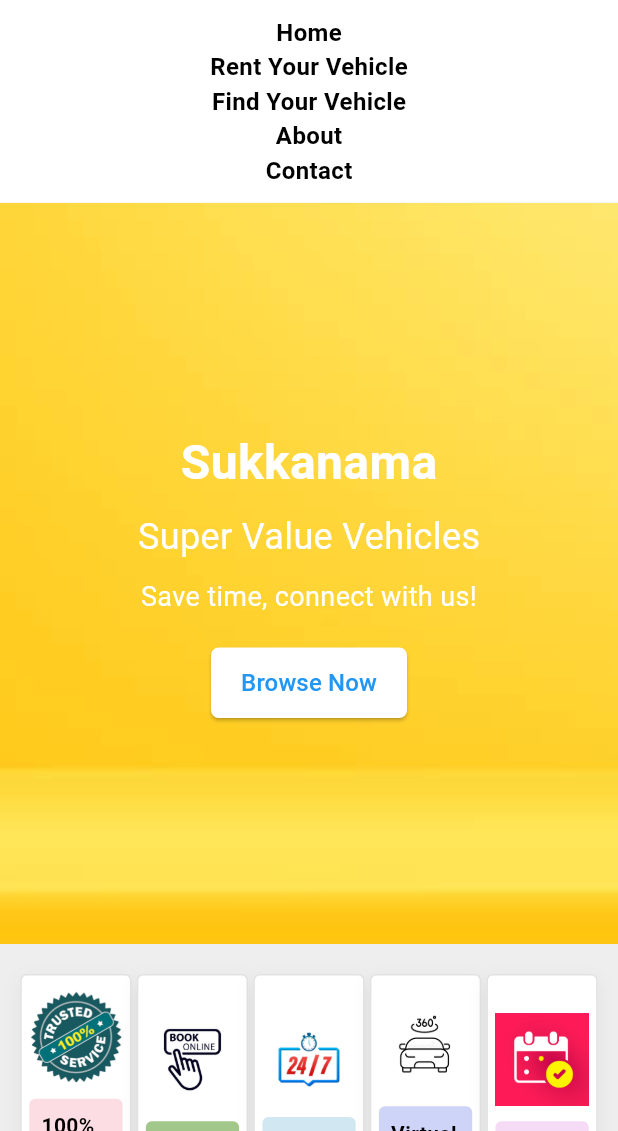
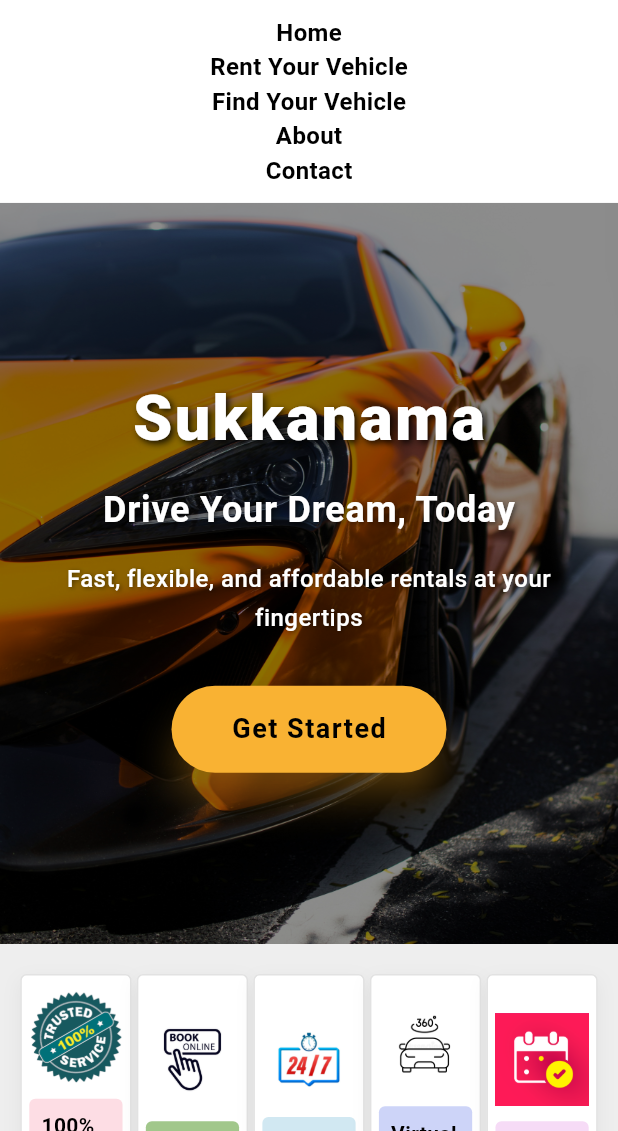
Before and after one commit to DulajAR/GAHDSE24.1F-sukkanama-vehicle-rental, a Flutter app: the screen it shows after launch, after a tap on the "menu" icon, on a phone screen of 412 x 824 dp, the part 105-1236 px from its top. Run offline on Flutter 3.47's test engine with Material 3 defaults, Android fonts, the light colour scheme and no system bars; our stand-ins replace cloud_firestore, firebase_auth, firebase_core, font_awesome_flutter; accounts and stored records are empty; network calls fail.

Commit message:
chaing the android app hero section image
chainge the android app hero section image and add that to modern styling and animations

```diff
--- a/mobile_app/lib/widgets/hero.dart
+++ b/mobile_app/lib/widgets/hero.dart
@@ -1,37 +1,179 @@
 import 'package:flutter/material.dart';
-import 'package:get/get.dart';
-import '../styles.dart'; // Import global styles
 
-class HeroSection extends StatelessWidget {
+class HeroSection extends StatefulWidget {
   const HeroSection({super.key});
 
-  void browseVehicles() {
-    Get.toNamed('/loginCustomer');
+  @override
+  State<HeroSection> createState() => _HeroSectionState();
+}
+
+class _HeroSectionState extends State<HeroSection> with TickerProviderStateMixin {
+  late AnimationController _controller;
+
+  // Control staggered visibility for animations:
+  bool _visible1 = false;
+  bool _visible2 = false;
+  bool _visible3 = false;
+  bool _visibleButton = false;
+
+  @override
+  void initState() {
+    super.initState();
+
+    _controller = AnimationController(
+      duration: const Duration(milliseconds: 1800),
+      vsync: this,
+    );
+
+    // Run staggered animation sequence on init
+    _runAnimationSequence();
+  }
+
+  Future<void> _runAnimationSequence() async {
+    await Future.delayed(const Duration(milliseconds: 300));
+    setState(() => _visible1 = true);
+    await Future.delayed(const Duration(milliseconds: 300));
+    setState(() => _visible2 = true);
+    await Future.delayed(const Duration(milliseconds: 300));
+    setState(() => _visible3 = true);
+    await Future.delayed(const Duration(milliseconds: 300));
+    setState(() => _visibleButton = true);
+
+    _controller.forward();
+  }
+
+  void browseVehicles(BuildContext context) {
+    Navigator.pushNamed(context, '/loginCustomer');
+  }
+
+  @override
+  void dispose() {
+    _controller.dispose();
+    super.dispose();
+  }
+
+  // Helper method to animate text fading & sliding in
+  Widget animatedText(String text, TextStyle style, bool visible, {TextAlign? textAlign, int? maxLines}) {
+    return AnimatedOpacity(
+      opacity: visible ? 1 : 0,
+      duration: const Duration(milliseconds: 700),
+      child: AnimatedSlide(
+        offset: visible ? Offset.zero : const Offset(0, 0.3),
+        duration: const Duration(milliseconds: 700),
+        child: Text(
+          text,
+          style: style,
+          textAlign: textAlign,
+          maxLines: maxLines,
+          overflow: TextOverflow.visible,
+        ),
+      ),
+    );
   }
 
   @override
   Widget build(BuildContext context) {
     return Container(
       width: double.infinity,
-      height: MediaQuery.of(context).size.height * AppStyles.heroHeightFactor,
-      decoration: AppStyles.heroBackground,
+      height: MediaQuery.of(context).size.height * 0.6,
+      decoration: const BoxDecoration(
+        image: DecorationImage(
+          image: AssetImage('assets/hero4.png'),
+          fit: BoxFit.cover,
+          colorFilter: ColorFilter.mode(Colors.black45, BlendMode.darken),
+        ),
+      ),
       child: Column(
         mainAxisAlignment: MainAxisAlignment.center,
         children: [
-          const Text('Sukkanama', style: AppStyles.heroTitle),
-          const SizedBox(height: 10),
-          const Text('Super Value Vehicles', style: AppStyles.heroSubtitle),
-          const SizedBox(height: 10),
-          const Text(
-            'Save time, connect with us!',
-            style: AppStyles.heroDescription,
-            textAlign: TextAlign.center,
+          animatedText(
+            'Sukkanama',
+            const TextStyle(
+              fontSize: 42,
+              fontWeight: FontWeight.w900,
+              color: Colors.white,
+              letterSpacing: 1.5,
+              shadows: [
+                Shadow(
+                  color: Colors.black87,
+                  offset: Offset(2, 2),
+                  blurRadius: 6,
+                ),
+              ],
+            ),
+            _visible1,
           ),
-          const SizedBox(height: 20),
-          ElevatedButton(
-            onPressed: browseVehicles,
-            style: AppStyles.heroButton,
-            child: const Text('Browse Now', style: TextStyle(fontSize: 16)),
+          const SizedBox(height: 14),
+          animatedText(
+            'Drive Your Dream, Today',
+            const TextStyle(
+              fontSize: 24,
+              fontWeight: FontWeight.w600,
+              color: Colors.white,
+              letterSpacing: 0.5,
+              shadows: [
+                Shadow(
+                  color: Colors.black54,
+                  offset: Offset(1, 1),
+                  blurRadius: 4,
+                ),
+              ],
+            ),
+            _visible2,
+          ),
+          const SizedBox(height: 16),
+          Padding(
+            padding: const EdgeInsets.symmetric(horizontal: 40.0),
+            child: animatedText(
+              'Fast, flexible, and affordable rentals at your fingertips',
+              const TextStyle(
+                fontSize: 16,
+                fontWeight: FontWeight.w500,
+                color: Colors.white,
+                height: 1.6,
+                letterSpacing: 0.3,
+                shadows: [
+                  Shadow(
+                    color: Colors.black45,
+                    offset: Offset(1, 1),
+                    blurRadius: 3,
+                  ),
+                ],
+              ),
+              _visible3,
+              textAlign: TextAlign.center,
+              maxLines: 3,
+            ),
+          ),
+          const SizedBox(height: 32),
+          AnimatedOpacity(
+            opacity: _visibleButton ? 1 : 0,
+            duration: const Duration(milliseconds: 700),
+            child: AnimatedSlide(
+              offset: _visibleButton ? Offset.zero : const Offset(0, 0.3),
+              duration: const Duration(milliseconds: 700),
+              child: ElevatedButton(
+                onPressed: () => browseVehicles(context),
+                style: ElevatedButton.styleFrom(
+                  backgroundColor: const Color(0xFFf9b233),
+                  padding: const EdgeInsets.symmetric(horizontal: 40, vertical: 16),
+                  shape: RoundedRectangleBorder(
+                    borderRadius: BorderRadius.circular(32),
+                  ),
+                  elevation: 10,
+                  shadowColor: const Color(0xFFe89c1b),
+                ),
+                child: const Text(
+                  'Get Started',
+                  style: TextStyle(
+                    fontSize: 18,
+                    fontWeight: FontWeight.bold,
+                    letterSpacing: 1,
+                    color: Colors.black,
+                  ),
+                ),
+              ),
+            ),
           ),
         ],
       ),
```
Also changed, not shown: mobile_app/assets/hero4.png.
